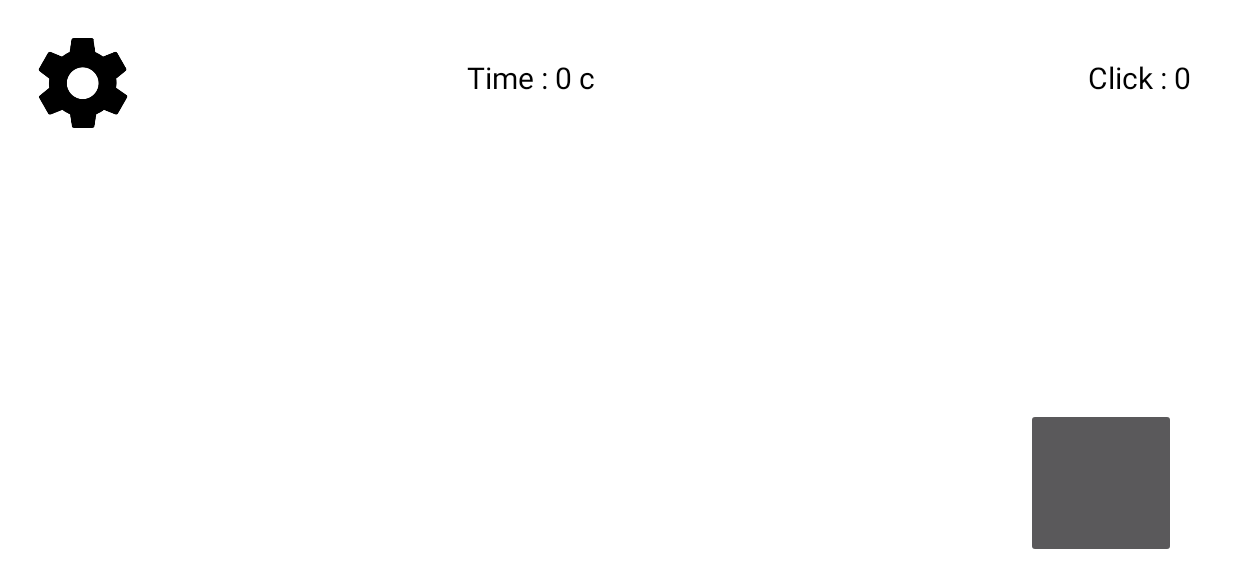
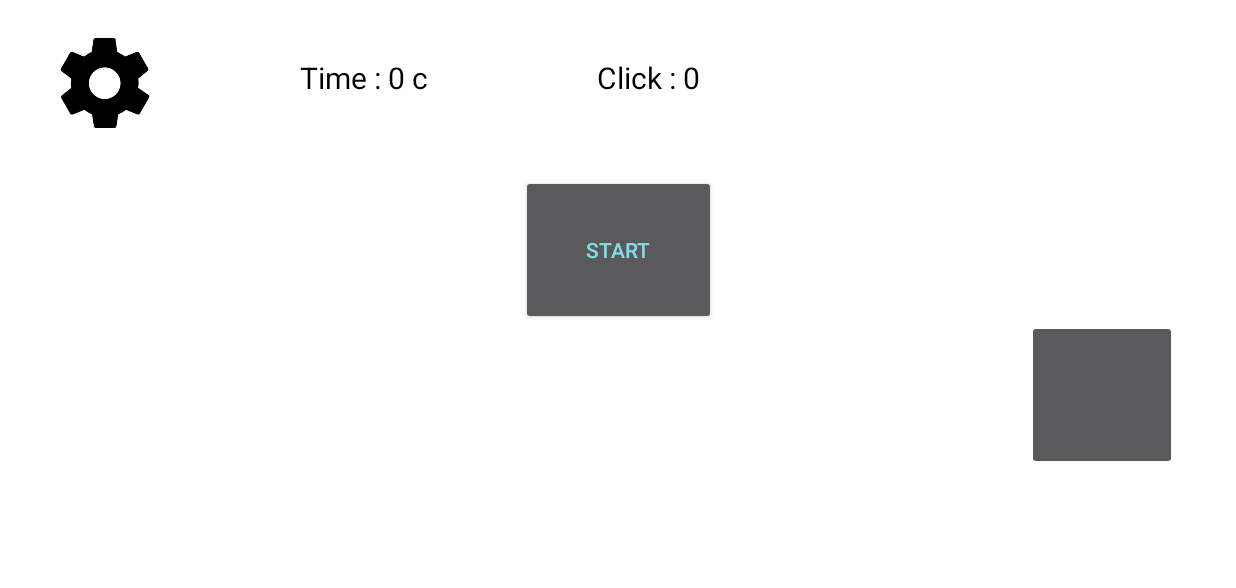
Before and after one commit to AgeDim/Clicker, an Android app: the screen it shows after launch (MainActivity), on a phone screen of 824 x 412 dp (held sideways). Shown: the top 588 px of the screen. Run offline under Robolectric (Android 15) with nearby library versions, the phone set to English and light mode, and no system bars.

Commit message:
Идет тип ебать, в туфлях, с пакетом, как на выборы!

```diff
--- a/app/src/main/java/com/example/clicker/SettingsActivity.java
+++ b/app/src/main/java/com/example/clicker/SettingsActivity.java
@@ -42,7 +42,7 @@ public class SettingsActivity extends AppCompatActivity {
             case R.id.big:
                 answerIntent.putExtra("size", "big");
             case R.id.small:
-                answerIntent.putExtra("color", "small");
+                answerIntent.putExtra("size", "small");
         }
     }
 
--- a/app/src/main/res/layout/activity_main.xml
+++ b/app/src/main/res/layout/activity_main.xml
@@ -7,8 +7,17 @@
     android:background="@color/white_for_back"
     android:orientation="vertical"
     android:padding="20dp"
-    tools:context=".MainActivity"
-    >
+    tools:context=".MainActivity">
+
+    <LinearLayout
+        android:id="@+id/linearLayout"
+        android:layout_width="775dp"
+        android:layout_height="100dp"
+        android:layout_marginStart="20dp"
+        app:layout_constraintEnd_toEndOf="parent"
+        app:layout_constraintStart_toStartOf="parent"
+        app:layout_constraintTop_toTopOf="parent"
+        tools:ignore="MissingConstraints">
 
         <ImageButton
             android:id="@+id/settings"
@@ -26,7 +35,7 @@
             android:id="@+id/time"
             android:layout_width="170dp"
             android:layout_height="40dp"
-        android:layout_marginStart="10dp"
+            android:layout_marginStart="100dp"
             android:layout_marginTop="18dp"
             android:layout_marginEnd="28dp"
             android:text="@string/time_0_c"
@@ -50,6 +59,18 @@
             app:layout_constraintTop_toTopOf="parent"
             tools:ignore="MissingConstraints" />
 
+    </LinearLayout>
+
+    <LinearLayout
+        android:id="@+id/linearLayout2"
+        android:layout_width="785dp"
+        android:layout_height="93dp"
+        android:gravity="center"
+        app:layout_constraintEnd_toEndOf="parent"
+        app:layout_constraintStart_toStartOf="parent"
+        app:layout_constraintTop_toBottomOf="@+id/linearLayout"
+        tools:ignore="MissingConstraints">
+
         <Button
             android:id="@+id/start"
             android:layout_width="130dp"
@@ -64,20 +85,30 @@
             app:layout_constraintEnd_toEndOf="parent"
             app:layout_constraintHorizontal_bias="0.498"
             app:layout_constraintStart_toStartOf="parent"
-        app:layout_constraintTop_toBottomOf="@+id/time"
             app:layout_constraintVertical_bias="0.584"
             tools:ignore="TextContrastCheck" />
+
+    </LinearLayout>
+
+    <LinearLayout
+        android:id="@+id/buttonlayout"
+        android:layout_width="745dp"
+        android:layout_height="105dp"
+        android:layout_marginStart="20dp"
+        android:layout_marginEnd="20dp"
+        android:gravity="end"
+        android:orientation="horizontal"
+        app:layout_constraintEnd_toEndOf="parent"
+        app:layout_constraintStart_toStartOf="parent"
+        app:layout_constraintTop_toBottomOf="@+id/linearLayout2">
 
         <Button
             android:id="@+id/click"
             android:layout_width="100dp"
             android:layout_height="100dp"
-        android:layout_marginEnd="20dp"
-        android:layout_marginBottom="20dp"
             android:contentDescription="@string/todo"
-        app:layout_constraintBottom_toBottomOf="parent"
-        app:layout_constraintEnd_toEndOf="parent"
             tools:ignore="MissingConstraints,SpeakableTextPresentCheck" />
+    </LinearLayout>
 
 
 </androidx.constraintlayout.widget.ConstraintLayout>
--- a/app/src/main/res/layout/activity_settings.xml
+++ b/app/src/main/res/layout/activity_settings.xml
@@ -134,7 +134,6 @@
             android:layout_weight="1"
             android:text="@string/small"
             android:textColor="@color/black"
-            android:checked="true"
             android:onClick="onSize"/>
     </RadioGroup>
 
@@ -171,7 +170,6 @@
             android:layout_weight="1"
             android:text="@string/right"
             android:textColor="@color/black"
-            android:checked="true"
             android:onClick="onPosition"/>
 
         <RadioButton
```
Also changed, not shown: app/src/main/java/com/example/clicker/MainActivity.java (+34 -13 lines). Lines whose indentation alone changed are shown as unchanged.
